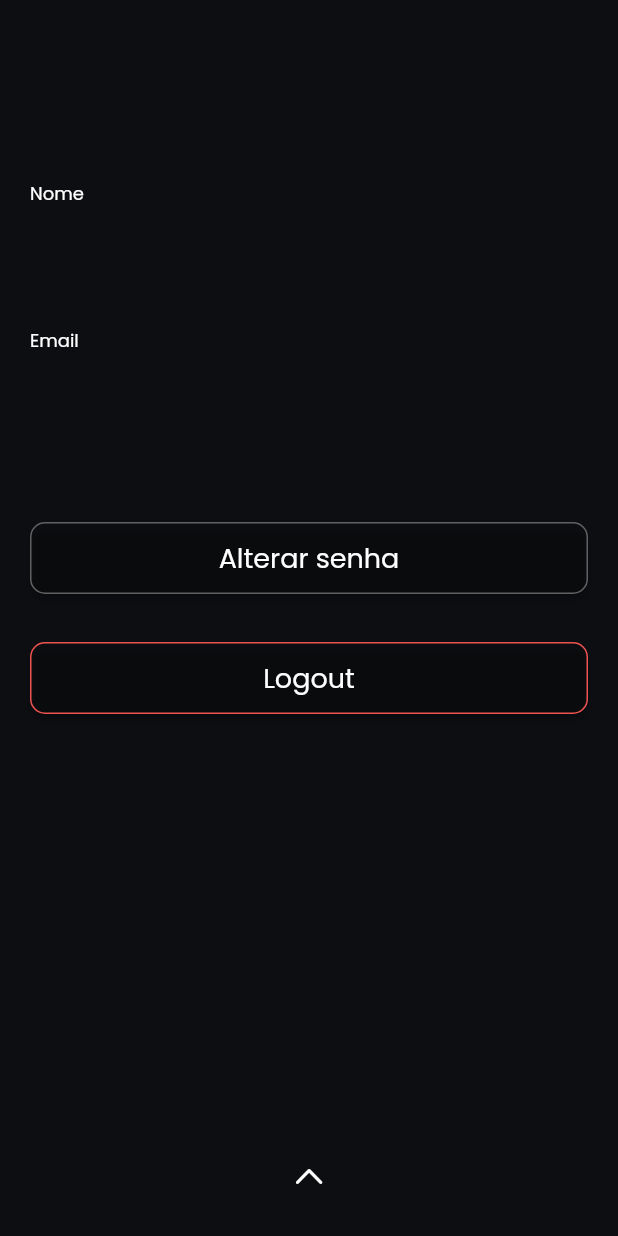
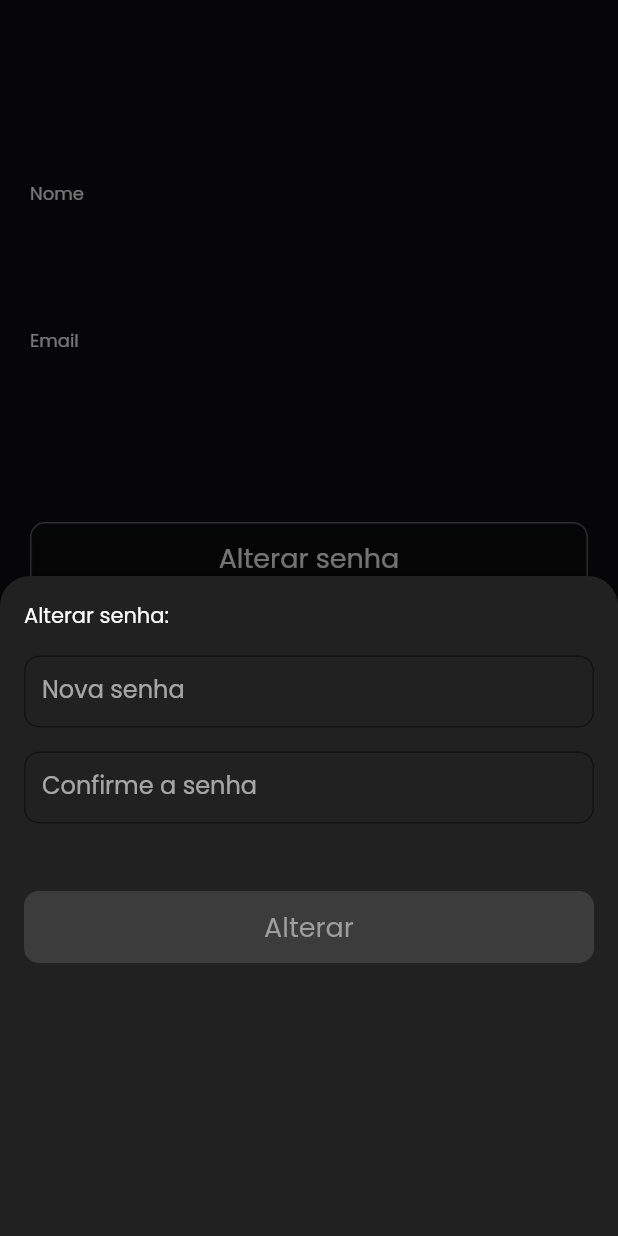
Before and after one commit to juliobissoli/RenterApp, a Flutter app: the SttingsSrceam screen opened by its route, after a tap on "Alterar senha", on a phone screen of 412 x 824 dp. Run offline on Flutter 3.47's test engine with Material 2 defaults, Android fonts, the light colour scheme and no system bars; our stand-ins replace badges, fluttertoast, google_fonts, kiwi, mask_text_input_formatter and 2 more; missing offline and left inert: dart:ffi; accounts and stored records are empty.

Commit message:
Alterando senha com sucesso

```diff
--- /dev/null
+++ b/lib/components/user_settings/change_password.dart
@@ -0,0 +1,122 @@
+import 'package:flutter/material.dart';
+import 'package:fluttertoast/fluttertoast.dart';
+import 'package:provider/provider.dart';
+import 'package:renter_app/components/communs/btn.dart';
+import 'package:renter_app/components/communs/inout_primary.dart';
+import 'package:renter_app/core/controller/user-controller.dart';
+import 'package:renter_app/utils/showToats.dart';
+
+class ChangePassword extends StatefulWidget {
+  @override
+  _ChangePasswordState createState() => _ChangePasswordState();
+}
+
+class _ChangePasswordState extends State<ChangePassword> {
+  UserController userController = UserController();
+  var new_passord = '';
+  var confirm_passowrd = '';
+
+  var controller_new_pass = new TextEditingController();
+  var controller_conf_pass = new TextEditingController();
+  String menssage_error = "";
+  bool is_valid = false;
+  bool is_loading = false;
+
+  // StoneBoxApi get api => StoneBoxApi.singleton;
+
+  @override
+  Widget build(BuildContext context) {
+    return Container(
+      padding: const EdgeInsets.all(16.0),
+      child: Form(
+          child: Column(
+        crossAxisAlignment: CrossAxisAlignment.start,
+        children: [
+          Text(
+            "Alterar senha:",
+          ),
+          SizedBox(height: 16),
+          InputPrimary(
+              controller_input: controller_new_pass,
+              changed_call: (value) {
+                _validatePass(value);
+              },
+              type: 'password',
+              label: "Nova senha",
+              type_input: TextInputType.visiblePassword),
+          SizedBox(height: 16),
+          InputPrimary(
+              controller_input: controller_conf_pass,
+              changed_call: (value) {
+                _validatePass(value);
+              },
+              type: 'password',
+              label: "Confirme a senha",
+              capitalization: TextCapitalization.none,
+              type_input: TextInputType.visiblePassword),
+          SizedBox(height: 8),
+          Text(
+            menssage_error,
+            style: TextStyle(color: Colors.red),
+          ),
+          SizedBox(height: 16),
+          Btn(
+            isLoading: is_loading,
+            func: is_valid
+                ? () {
+                    _handeChangePass();
+                  }
+                : null,
+            label: "Alterar",
+            mode: "dark",
+          )
+        ],
+      )),
+    );
+  }
+
+  _isIqual() {
+    return controller_conf_pass.text == controller_new_pass.text;
+  }
+
+  _isLengthOk() {
+    return controller_new_pass.text.length > 5;
+  }
+
+  _validatePass(String value) async {
+    var chek = false;
+    var menssage = "";
+    if (!_isLengthOk()) {
+      menssage = "Pelo menos 6 caracteres";
+    } else if (!_isIqual()) {
+      menssage = "Senhas não conferem!";
+    } else
+      chek = true;
+    await Future.delayed(Duration(milliseconds: 500));
+
+    setState(() {
+      this.is_valid = chek;
+      this.menssage_error = menssage;
+    });
+  }
+
+  _handeChangePass() async {
+    print("Atualizar senha");
+    setState(() {
+      this.is_loading = true;
+    });
+
+    try {
+      await this.userController.changePassword(controller_new_pass.text);
+      // await api.api_put("user/change_pass/$id", data);
+      showToats("Senha alterada com sucesso!", true);
+      Navigator.of(context).pop();
+    } catch (e) {
+      print(e);
+      showToats("Algo deu errado!", false);
+    }
+    setState(() {
+      this.is_loading = false;
+    });
+  }
+}
--- a/lib/scream/settings.dart
+++ b/lib/scream/settings.dart
@@ -2,7 +2,9 @@ import 'package:flutter/cupertino.dart';
 import 'package:flutter/material.dart';
 import 'package:kiwi/kiwi.dart';
 import 'package:renter_app/components/communs/btn_outlined.dart';
+import 'package:renter_app/components/communs/modal.dart';
 import 'package:renter_app/components/communs/title-subtitle.dart';
+import 'package:renter_app/components/user_settings/change_password.dart';
 import 'package:renter_app/core/controller/user-controller.dart';
 
 class SttingsSrceam extends StatefulWidget {
@@ -16,6 +18,21 @@ class _SttingsSrceamState extends State<SttingsSrceam> {
   _handleLogout(context) async {
     await user_controller.cleanDataLocal();
     Navigator.of(context).pushReplacementNamed('/');
+  }
+
+  _handleCahngePass() {
+    showModalBottomSheet(
+        isScrollControlled: true,
+        context: context,
+        backgroundColor: Colors.transparent,
+        builder: (builder) {
+          return new Modal(
+            size_height: 440,
+            show_top: false,
+            // show_top: false,
+            child: ChangePassword(),
+          );
+        });
   }
 
   @override
@@ -41,7 +58,8 @@ class _SttingsSrceamState extends State<SttingsSrceam> {
                 SizedBox(height: 64),
                 BtnOutlined(
                   func: () {
-                    print('Muda Senha');
+                    print('vai');
+                    _handleCahngePass();
                   },
                   label: "Alterar senha",
                 ),
@@ -59,7 +77,12 @@ class _SttingsSrceamState extends State<SttingsSrceam> {
       ),
       bottomNavigationBar: Container(
         // alignment: Alignment.center,
-        height: 80,
+        height: 70,
+        child: Padding(
+          padding: const EdgeInsets.all(8.0),
+          child: CircleAvatar(
+            radius: 30,
+            backgroundColor: Theme.of(context).cardTheme.color,
             child: IconButton(
               color: Colors.white,
               highlightColor: Colors.white,
@@ -68,8 +91,10 @@ class _SttingsSrceamState extends State<SttingsSrceam> {
               onPressed: () {
                 Navigator.of(context).pop();
               },
-          icon: Icon(
-            CupertinoIcons.control,
+              icon: Icon(Icons.close
+                  // CupertinoIcons.control,
+                  ),
+            ),
           ),
         ),
       ),
```
Also changed, not shown: lib/core/controller/user-controller.dart (+8 -0 lines), lib/core/database/db_local.dart (+15 -26 lines). Lines whose indentation alone changed are shown as unchanged.
